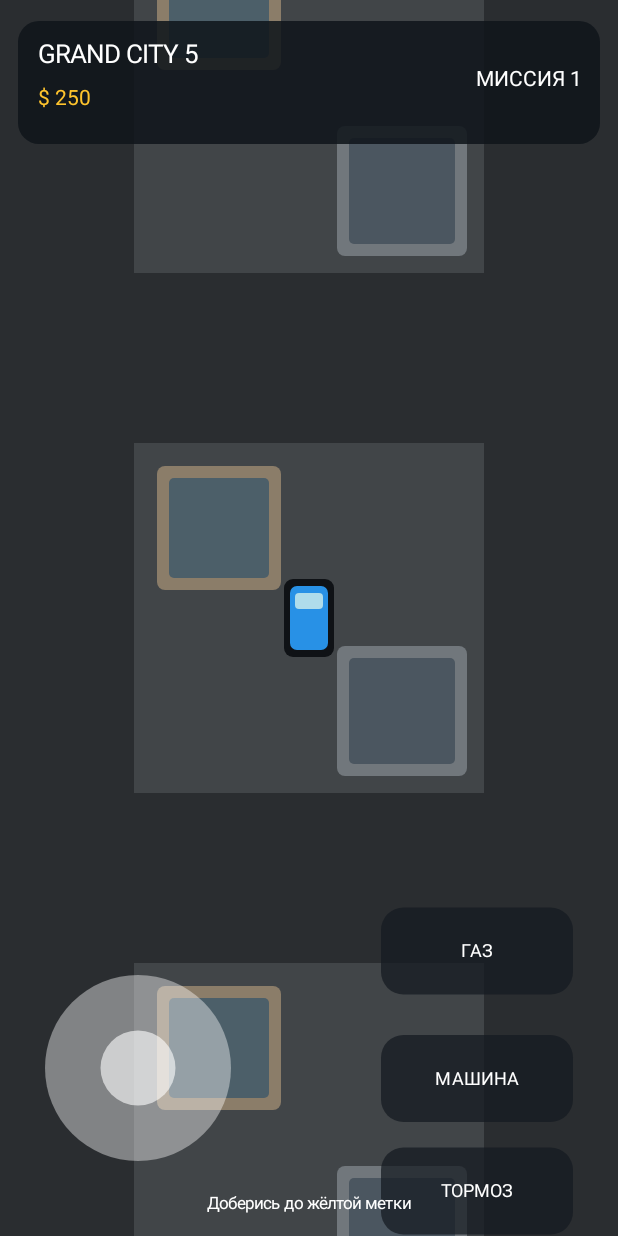
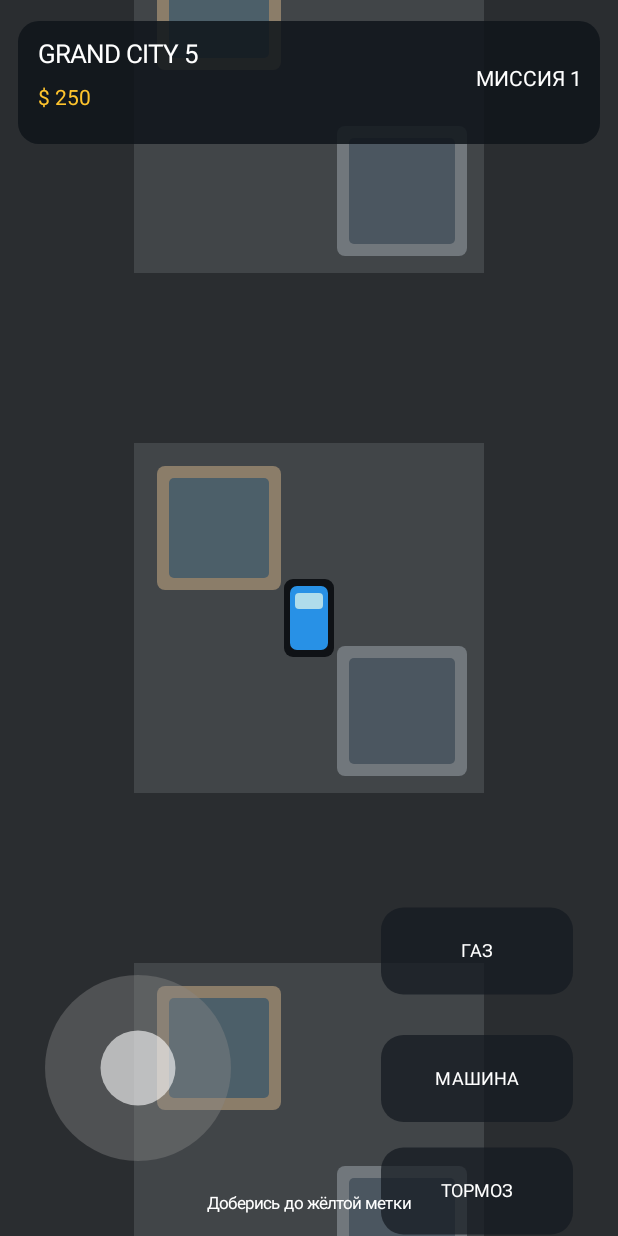
Before and after one commit to k21508811-crypto/LeningradRP_RP, an Android app: the screen it shows after launch (MainActivity), on a phone screen of 412 x 824 dp. Run offline under Robolectric (Android 15) with nearby library versions, the phone set to English and light mode, and no system bars.

Commit message:
Fix HUD joystick color constant

```diff
--- a/app/src/main/java/ru/leningrad/rp/MainActivity.kt
+++ b/app/src/main/java/ru/leningrad/rp/MainActivity.kt
@@ -64,7 +64,7 @@ private class CityGameView(context: android.content.Context) : View(context) {
         p.color=Color.WHITE;p.textAlign=Paint.Align.LEFT;p.textSize=dp(17f);c.drawText("GRAND CITY 5",dp(25f),dp(42f),p)
         p.color=Color.rgb(255,196,45);p.textSize=dp(14f);c.drawText("$ $cash",dp(25f),dp(70f),p)
         p.color=Color.WHITE;p.textAlign=Paint.Align.RIGHT;c.drawText("МИССИЯ "+(mission+1),width-dp(24f),dp(57f),p)
-        p.color=0x668FFFFFF.toInt();c.drawCircle(dp(92f),height-dp(112f),dp(62f),p)
+        p.color=0x66888888.toInt();c.drawCircle(dp(92f),height-dp(112f),dp(62f),p)
         p.color=0x99FFFFFF.toInt();c.drawCircle(dp(92f)+dx*dp(25f),height-dp(112f)+dy*dp(25f),dp(25f),p)
         button(c,width-dp(94f),height-dp(190f),"ГАЗ",gas);button(c,width-dp(94f),height-dp(105f),if(inCar)"ВЫЙТИ" else "МАШИНА",false);button(c,width-dp(94f),height-dp(30f),"ТОРМОЗ",brake)
         p.color=Color.WHITE;p.textSize=dp(11f);p.textAlign=Paint.Align.CENTER;c.drawText("Доберись до жёлтой метки",width/2f,height-dp(18f),p)
```
